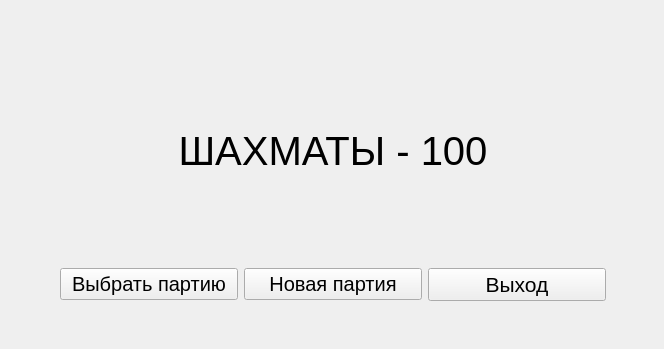
The window that mainwindow.ui (ikotyurg/chess100) describes before a commit, drawn with Qt 5.
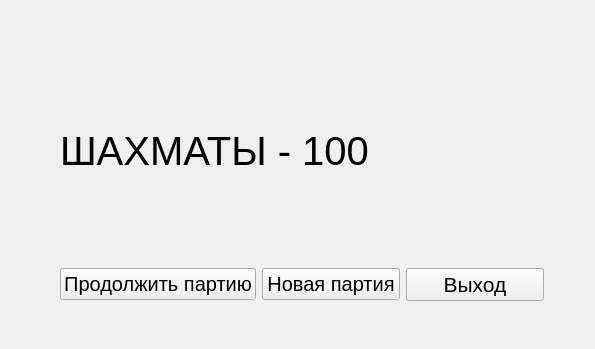
The same window after the commit.

```diff
--- a/mainwindow.ui
+++ b/mainwindow.ui
@@ -6,7 +6,7 @@
    <rect>
     <x>0</x>
     <y>0</y>
-    <width>664</width>
+    <width>595</width>
     <height>349</height>
    </rect>
   </property>
@@ -18,7 +18,7 @@
     <rect>
      <x>60</x>
      <y>40</y>
-     <width>546</width>
+     <width>484</width>
      <height>261</height>
     </rect>
    </property>
@@ -33,9 +33,6 @@
       <property name="text">
        <string>ШАХМАТЫ - 100</string>
       </property>
-      <property name="alignment">
-       <set>Qt::AlignmentFlag::AlignCenter</set>
-      </property>
      </widget>
     </item>
     <item>
@@ -48,7 +45,7 @@
          </font>
         </property>
         <property name="text">
-         <string>Выбрать партию</string>
+         <string>Продолжить партию</string>
         </property>
        </widget>
       </item>
```
